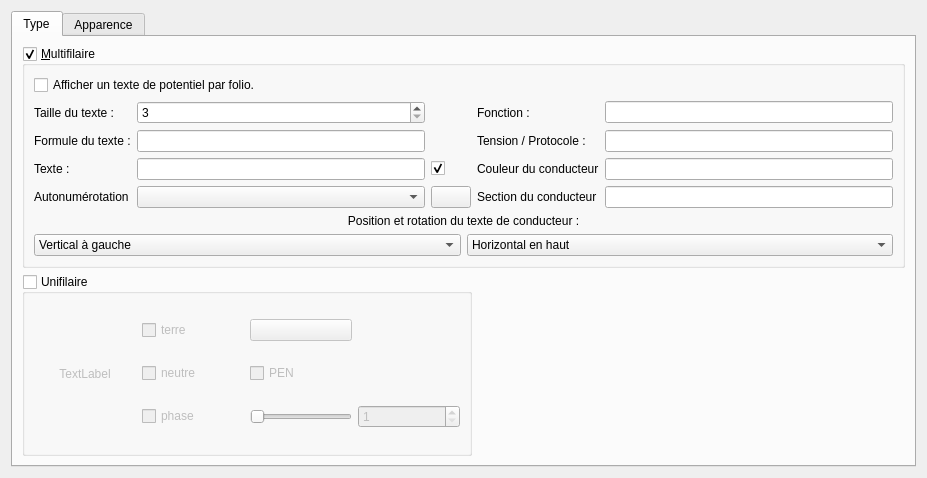
First picture: the form in sources/ui/conductorpropertieswidget.ui, repository qelectrotech/qelectrotech-source-mirror, before the edit.
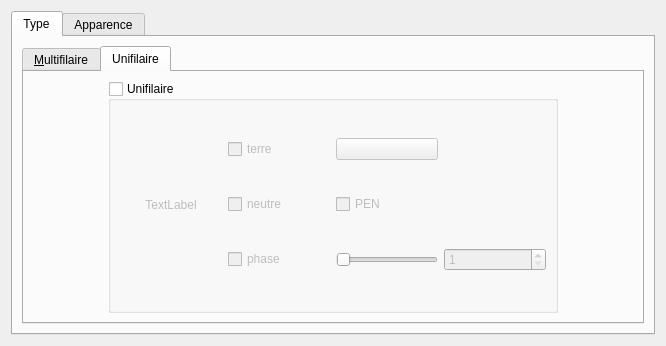
Second picture: the form after the edit. The open tabs and pages were chosen to show the change. Icons and pictures are not drawn. Custom widgets are drawn as their Qt base class.

Commit message: another alternative ui for ConductorPropertiesWidget

The edit to the form file:
```diff
--- a/sources/ui/conductorpropertieswidget.ui
+++ b/sources/ui/conductorpropertieswidget.ui
@@ -6,8 +6,8 @@
    <rect>
     <x>0</x>
     <y>0</y>
-    <width>927</width>
-    <height>478</height>
+    <width>662</width>
+    <height>346</height>
    </rect>
   </property>
   <property name="windowTitle">
@@ -23,7 +23,17 @@
       <attribute name="title">
        <string>Type</string>
       </attribute>
-      <layout class="QGridLayout" name="gridLayout_5">
+      <layout class="QGridLayout" name="gridLayout_8">
+       <item row="0" column="0">
+        <widget class="QTabWidget" name="tabWidget_2">
+         <property name="currentIndex">
+          <number>0</number>
+         </property>
+         <widget class="QWidget" name="Multifilaire">
+          <attribute name="title">
+           <string>&amp;Multifilaire</string>
+          </attribute>
+          <layout class="QGridLayout" name="gridLayout_7">
        <item row="0" column="0">
         <widget class="QGroupBox" name="m_multiwires_gb">
          <property name="minimumSize">
@@ -245,7 +255,14 @@
          </layout>
         </widget>
        </item>
-       <item row="1" column="0">
+          </layout>
+         </widget>
+         <widget class="QWidget" name="Unifilaire">
+          <attribute name="title">
+           <string>Unifilaire</string>
+          </attribute>
+          <layout class="QGridLayout" name="gridLayout_5">
+           <item row="0" column="0">
         <widget class="QGroupBox" name="m_singlewire_gb">
          <property name="maximumSize">
           <size>
@@ -375,6 +392,10 @@
            </layout>
           </item>
          </layout>
+            </widget>
+           </item>
+          </layout>
+         </widget>
         </widget>
        </item>
       </layout>
```
Left out of the diff: 172 changed lines with no effect on the pictures. Lines whose indentation alone changed are shown as unchanged.
